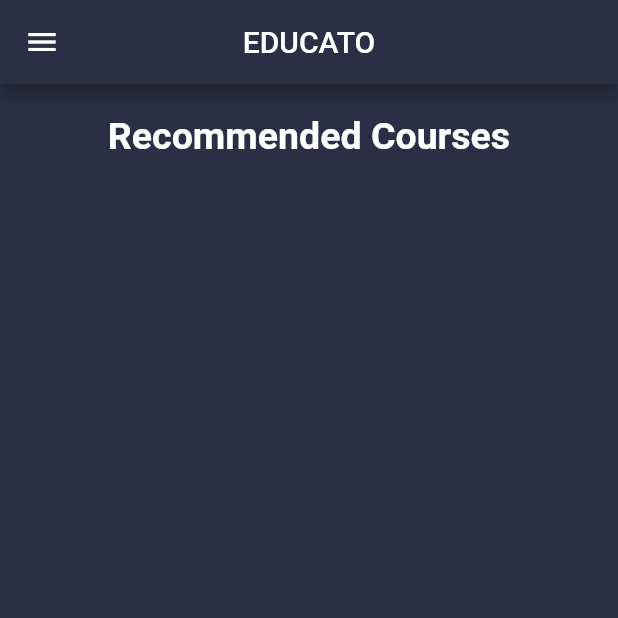
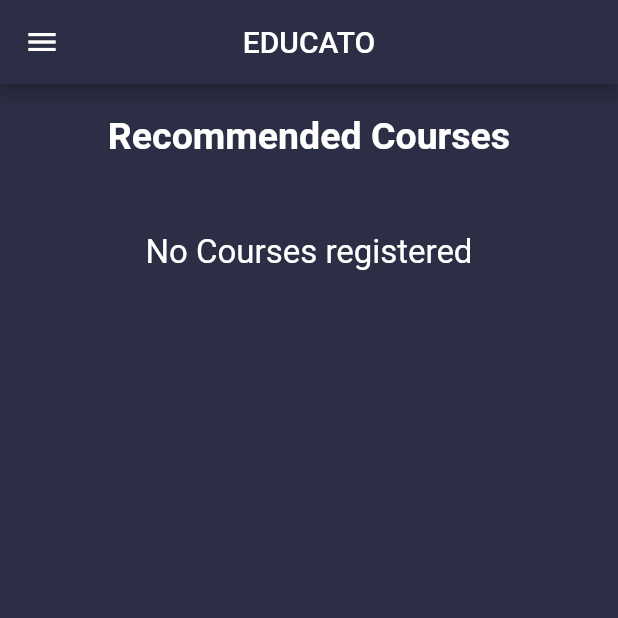
Before and after one commit to DB-25/impaco-2, a Flutter app: the CourseScreen screen opened directly, on a phone screen of 412 x 824 dp, the top half of it. Run offline on Flutter 3.47's test engine with Material 2 defaults, Android fonts, the phone set to English and light mode, and no system bars; our stand-ins replace flutter_datetime_picker, shared_preferences; accounts and stored records are empty; network calls fail.

Commit message:
few fixes

```diff
--- a/lib/src/apis/api_driver.dart
+++ b/lib/src/apis/api_driver.dart
@@ -6,13 +6,14 @@ import 'package:shared_preferences/shared_preferences.dart';
 import 'package:impaco/src/models/course_model.dart';
 
 class ApiDriver {
-  final String baseUrl = 'http://145.239.92.37:8080/fagnum-test-api/';
+  final String baseUrl = 'https://api.fagnum.com/';
+  // final String baseUrl = 'http://145.239.92.37:8080/fagnum-test-api/';
   final String companyId = 'ff8081817044351501715a08f5100006';
 
   Future<ApiResponse<DataModel>> create(DataModel dataModel) async {
     final prefs = await SharedPreferences.getInstance();
     final http.Response response = await http.post(
-      'http://145.239.92.37:8080/fagnum-api/' + 'classes/create',
+      baseUrl + 'classes/create',
       headers: <String, String>{
         'Content-Type': 'application/json; charset=UTF-8',
         'Authorization': "Bearer " + prefs.getString('accessToken'),
@@ -45,7 +46,7 @@ class ApiDriver {
 
   Future<ApiResponse<DataModel>> createCourse(CourseModel courseModel) async {
     final prefs = await SharedPreferences.getInstance();
-    print(prefs.getString('accessToken'));
+
     final http.Response response = await http.post(
       baseUrl + 'course/create',
       headers: <String, String>{
@@ -79,7 +80,7 @@ class ApiDriver {
 
   Future<ApiResponse<DataModel>> updateCourse(CourseModel courseModel) async {
     final prefs = await SharedPreferences.getInstance();
-    print(prefs.getString('accessToken'));
+
     final http.Response response = await http.post(
       baseUrl + 'course/update',
       headers: <String, String>{
@@ -144,8 +145,9 @@ class ApiDriver {
 
   Future<List<DataModel>> read() async {
     final prefs = await SharedPreferences.getInstance();
+
     final response = await http.post(
-      'http://145.239.92.37:8080/fagnum-api/' + 'classes/read',
+      baseUrl + 'classes/read',
       headers: <String, String>{
         'Content-Type': 'application/json; charset=UTF-8',
         'Authorization': "Bearer " + prefs.getString('accessToken'),
--- a/lib/src/apis/login_driver.dart
+++ b/lib/src/apis/login_driver.dart
@@ -8,6 +8,7 @@ import 'package:impaco/src/models/register_model.dart';
 
 class LoginDriver {
   final String baseUrl = 'http://145.239.92.37:8080/auth-app/';
+  final String baseTestUrl = 'http://145.239.92.37:8080/fagnum-test-api/';
   final String companyId = 'ff8081817044351501715a08f5100006';
   String userType;
 
--- a/lib/src/screens/course_form_screen.dart
+++ b/lib/src/screens/course_form_screen.dart
@@ -230,7 +230,7 @@ class _CourseFormState extends State<CourseForm> {
                 body: 'Your Course has been Registered.',
                 goToLogin: false);
           }
-          Timer(Duration(seconds: 2), () {
+          Timer(Duration(seconds: 1), () {
             Navigator.push(context,
                     MaterialPageRoute(builder: (context) => CourseScreen()))
                 .then((value) {
--- a/lib/src/screens/course_screen.dart
+++ b/lib/src/screens/course_screen.dart
@@ -161,10 +161,25 @@ class CourseScreenState extends State<CourseScreen> {
                       AsyncSnapshot<List<CourseModel>> snapshot) {
                     switch (snapshot.connectionState) {
                       case ConnectionState.waiting:
-                        return Text('Loading....');
+                        return CircularProgressIndicator();
+                      //   Text(
+                      //   'Loading....',
+                      //   style: TextStyle(color: Colors.white),
+                      // );
                       case ConnectionState.done:
                         final response = snapshot.data;
-                        return listView(response);
+                        return (response == null)
+                            ? Container(
+                                child: Padding(
+                                  padding: const EdgeInsets.all(15.0),
+                                  child: Text(
+                                    'No Courses registered',
+                                    style: TextStyle(
+                                        color: Colors.white, fontSize: 22),
+                                  ),
+                                ),
+                              )
+                            : listView(response);
                         break;
                       default:
                         return Container(
```
Also changed, not shown: lib/src/screens/result_screen.dart (+14 -2 lines), lib/src/screens/teachers_screen.dart (+14 -2 lines), pubspec.yaml (+1 -11 lines), pubspec.lock.
